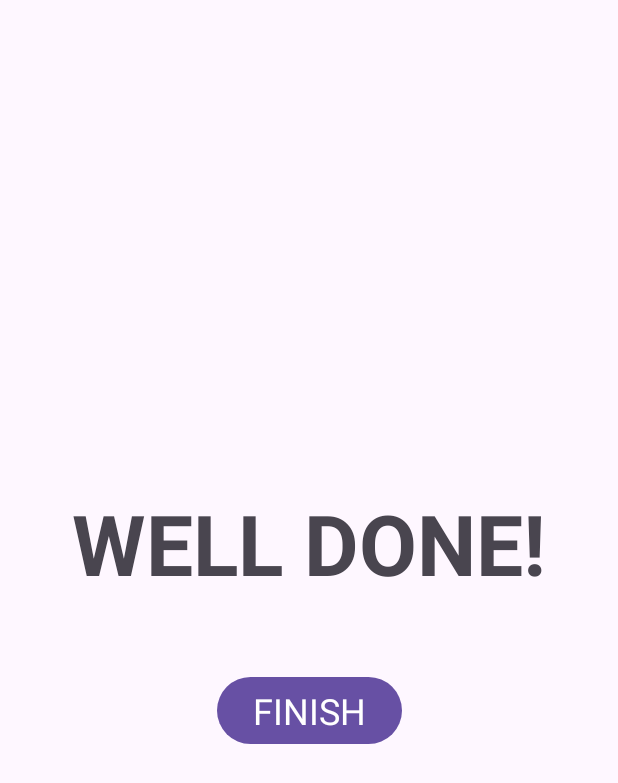
After one commit to aryansurana0/7-Minute-Workout-App, an Android app: the FinishActivity screen opened directly, with no data from a screen before it, on a phone screen of 412 x 824 dp. The commit adds this screen. Shown: the top 783 px of the screen. Run offline under Robolectric (Android 15) with nearby library versions, the phone set to English and light mode, and no system bars.

Commit message:
code cleanup and finish activity implementation

```diff
--- a/app/src/main/AndroidManifest.xml
+++ b/app/src/main/AndroidManifest.xml
@@ -19,6 +19,9 @@
         android:theme="@style/Theme.7MinuteWorkout"
         tools:targetApi="31">
         <activity
+            android:name=".FinishActivity"
+            android:exported="false" />
+        <activity
             android:name=".ExerciseActivity"
             android:exported="false" />
         <activity
--- /dev/null
+++ b/app/src/main/java/com/example/a7minuteworkout/FinishActivity.kt
@@ -0,0 +1,24 @@
+package com.example.a7minuteworkout
+
+import android.content.Intent
+import androidx.appcompat.app.AppCompatActivity
+import android.os.Bundle
+import com.example.a7minuteworkout.databinding.ActivityFinishBinding
+
+class FinishActivity : AppCompatActivity() {
+    private lateinit var binding: ActivityFinishBinding
+    private lateinit var intent: Intent
+    override fun onCreate(savedInstanceState: Bundle?) {
+        super.onCreate(savedInstanceState)
+        binding = ActivityFinishBinding.inflate(layoutInflater)
+        val view = binding.root
+        setContentView(view)
+//        setContentView(R.layout.activity_finish)
+
+        binding.btnFinish.setOnClickListener {
+            intent = Intent(this, MainActivity::class.java)
+            startActivity(intent)
+            finish()
+        }
+    }
+}
--- /dev/null
+++ b/app/src/main/res/layout/activity_finish.xml
@@ -0,0 +1,36 @@
+<?xml version="1.0" encoding="utf-8"?>
+<androidx.constraintlayout.widget.ConstraintLayout xmlns:android="http://schemas.android.com/apk/res/android"
+    xmlns:app="http://schemas.android.com/apk/res-auto"
+    xmlns:tools="http://schemas.android.com/tools"
+    android:layout_width="match_parent"
+    android:layout_height="match_parent"
+    tools:context=".FinishActivity">
+
+    <TextView
+        android:id="@+id/tv_well_done"
+        android:layout_width="wrap_content"
+        android:layout_height="wrap_content"
+        android:layout_margin="24dp"
+        android:text="WELL DONE!"
+        android:textAppearance="@style/TextAppearance.AppCompat.Display3"
+        android:textStyle="bold"
+        app:layout_constraintBottom_toTopOf="@id/btn_finish"
+        app:layout_constraintEnd_toEndOf="parent"
+        app:layout_constraintStart_toStartOf="parent"
+        app:layout_constraintTop_toTopOf="parent"
+        app:layout_constraintVertical_chainStyle="packed" />
+
+    <com.google.android.material.button.MaterialButton
+        android:id="@+id/btn_finish"
+        android:layout_width="wrap_content"
+        android:layout_height="wrap_content"
+        android:layout_margin="24dp"
+        android:text="FINISH"
+        android:textAppearance="@style/TextAppearance.AppCompat.Headline"
+        app:layout_constraintBottom_toBottomOf="parent"
+        app:layout_constraintEnd_toEndOf="parent"
+        app:layout_constraintStart_toStartOf="parent"
+        app:layout_constraintTop_toBottomOf="@id/tv_well_done"
+        app:layout_constraintVertical_chainStyle="packed" />
+
+</androidx.constraintlayout.widget.ConstraintLayout>
```
Also changed, not shown: app/src/main/java/com/example/a7minuteworkout/ExerciseActivity.kt (+27 -17 lines).
